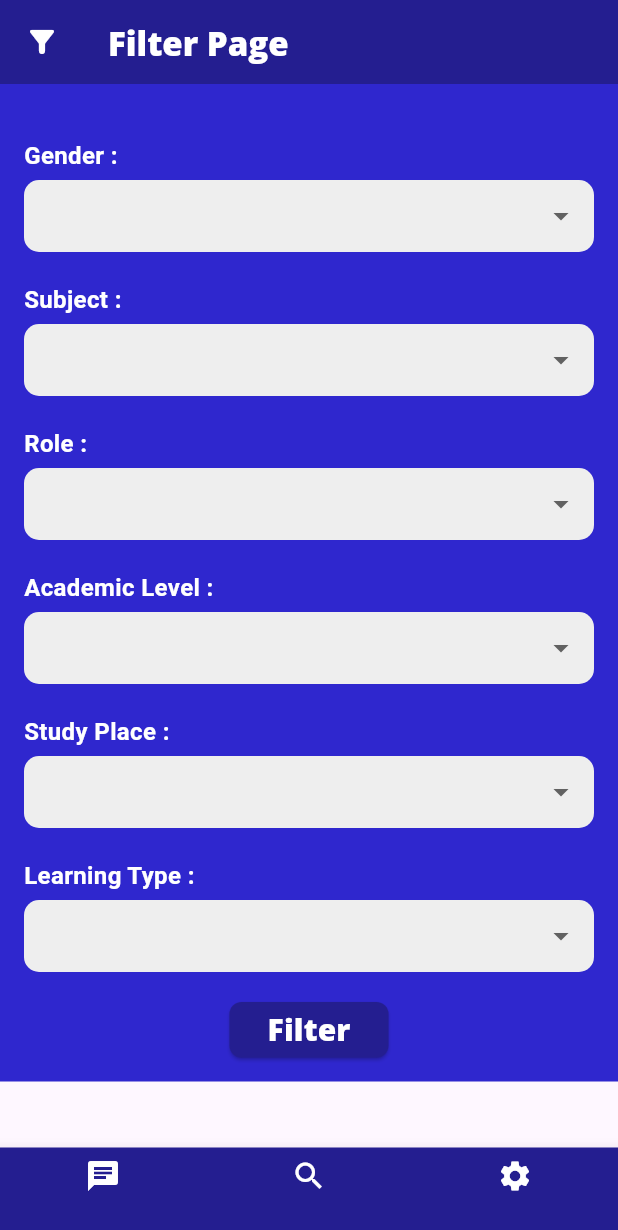
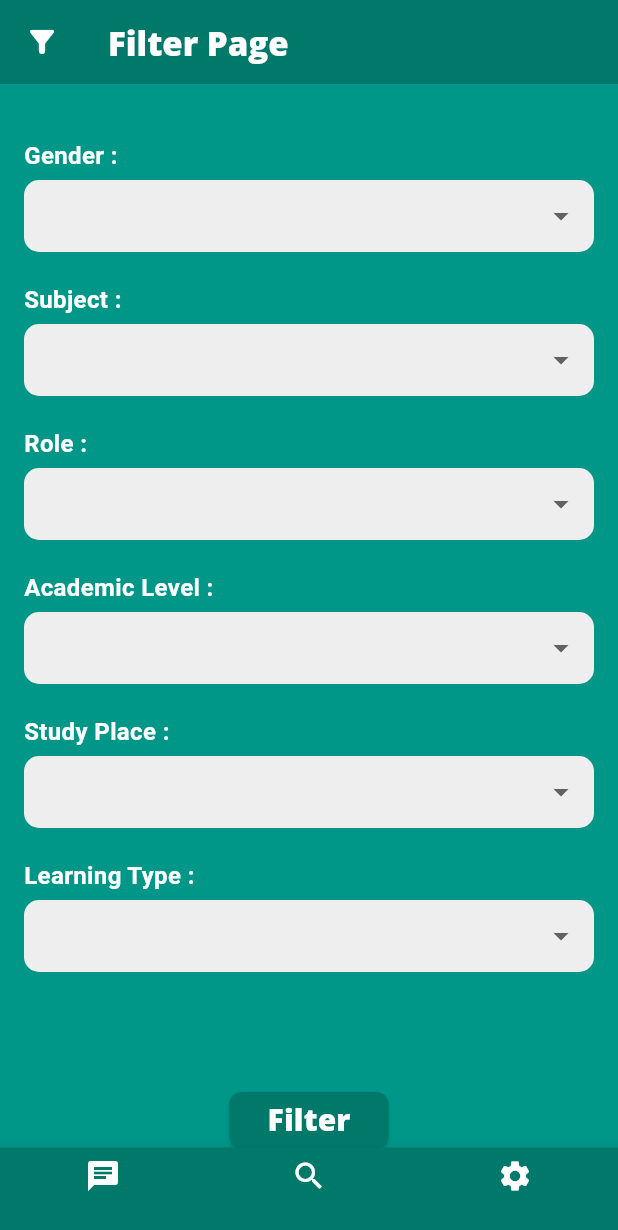
Before and after one commit to w1nx345/StudyHub_Frontend, a Flutter app: the FilterPage screen opened directly, on a phone screen of 412 x 824 dp. Shown: the top 1230 px of the screen. Run offline on Flutter 3.47's test engine with Material 3 defaults, Android fonts, the phone set to English and light mode, and no system bars; our stand-ins replace bubble, flutter_card_swiper, flutter_chat_types, flutter_chat_ui, flutter_secure_storage, google_fonts and 2 more; missing offline and left inert: learn_hub; accounts and stored records are empty; network calls fail; statements that could not run were skipped.

Commit message:
ganti warna

```diff
--- a/lib/pages/filter_page.dart
+++ b/lib/pages/filter_page.dart
@@ -122,7 +122,7 @@ class _FilterPageState extends State<FilterPage> {
             fontWeight: FontWeight.w800,
           ),
         ),
-        backgroundColor: Color(0xFF241E90),
+        backgroundColor: Color(0xFF00796B),
         leading: Icon(
           color: Colors.white,
           Icons.filter_alt_rounded,
@@ -130,7 +130,7 @@ class _FilterPageState extends State<FilterPage> {
       ),
       body: SingleChildScrollView(
         child: Container(
-          color: Color(0xFF2F27CE),
+          color: Color(0xFF009688),
           padding: EdgeInsets.all(16.0),
           child: Column(
             crossAxisAlignment: CrossAxisAlignment.start,
@@ -171,7 +171,7 @@ class _FilterPageState extends State<FilterPage> {
                   selectedLearningType = value;
                 });
               }),
-              SizedBox(height: 20),
+              SizedBox(height: 80),
               Center(
                 child: SizedBox(
                   width: 106,
@@ -179,7 +179,7 @@ class _FilterPageState extends State<FilterPage> {
                   child: ElevatedButton(
                     onPressed: userFilter,
                     style: ElevatedButton.styleFrom(
-                      backgroundColor: Color(0xFF241E90),
+                      backgroundColor: Color(0xFF00796B),
                       shape: RoundedRectangleBorder(
                         borderRadius: BorderRadius.circular(8),
                       ),
@@ -201,7 +201,7 @@ class _FilterPageState extends State<FilterPage> {
         ),
       ),
       bottomNavigationBar: BottomNavigationBar(
-        backgroundColor: Color(0xFF241E90),
+        backgroundColor: Color(0xFF00796B),
         items: const [
           BottomNavigationBarItem(
             icon: Icon(Icons.chat, color: Colors.white),
--- a/lib/pages/main.dart
+++ b/lib/pages/main.dart
@@ -1,12 +1,12 @@
 import 'package:flutter/material.dart';
 import 'package:learn_hub/pages/chatlist_page.dart';
 import 'package:learn_hub/pages/filter_page.dart';
+import 'package:learn_hub/pages/search_page.dart';
 import 'package:learn_hub/pages/splash_screen.dart';
 import 'package:learn_hub/pages/chat_Page.dart';
 import 'package:learn_hub/pages/settings_page.dart';
-import 'login_page.dart';
 import 'package:learn_hub/pages/profile_page.dart';
-import 'package:learn_hub/pages/search.dart';
+import 'package:learn_hub/pages/search_page.dart';
 import 'package:learn_hub/pages/register_page.dart';
 void main() {
   runApp(const MyApp());
--- a/lib/pages/profile_page.dart
+++ b/lib/pages/profile_page.dart
@@ -179,7 +179,7 @@ class _ProfilePageContentState extends State<ProfilePageContent> {
             child: Icon(Icons.person, size: 40, color: Color(0xFF241E90)),
           ),
         ),
-        backgroundColor: const Color(0xFF241E90),
+        backgroundColor: const Color(0xFF00796B),
       ),
       body: SingleChildScrollView(
         child: Center(
@@ -296,9 +296,9 @@ class _ProfilePageContentState extends State<ProfilePageContent> {
           ),
         ),
       ),
-      backgroundColor: const Color(0xFF2F27CE),
+      backgroundColor: const Color(0xFF009688),
       bottomNavigationBar: BottomNavigationBar(
-        backgroundColor: const Color(0xFF241E90),
+        backgroundColor: const Color(0xFF00796B),
         items: const [
           BottomNavigationBarItem(
             icon: Icon(Icons.chat, color: Colors.white),
--- a/lib/pages/register_page.dart
+++ b/lib/pages/register_page.dart
@@ -70,7 +70,7 @@ class _SignUpState extends State<SignUpPage> {
   @override
   Widget build(BuildContext context) {
     return Scaffold(
-      backgroundColor: const Color(0xFF2F27CE),
+      backgroundColor: const Color(0xFF00796B),
       body: Center(
         child: SingleChildScrollView(
           padding: const EdgeInsets.only(bottom: 152.0),
@@ -155,7 +155,7 @@ class _SignUpState extends State<SignUpPage> {
                       },
                       child: const Text("Join Now"),
                       style: ButtonStyle(
-                        backgroundColor: MaterialStateProperty.all(Color(0x241E90)),
+                        backgroundColor: MaterialStateProperty.all(Color(0xFF009688)),
                         foregroundColor: MaterialStateProperty.all(Colors.white),
                       ),
                     ),
--- a/lib/pages/settings_page.dart
+++ b/lib/pages/settings_page.dart
@@ -21,9 +21,9 @@ class SettingsPage extends StatelessWidget {
           ),
         ),
         leading: Icon(Icons.settings, size: 40, color: Colors.white),
-        backgroundColor: Color(0xFF241E90),
+        backgroundColor: Color(0xFF00796B),
       ),
-      backgroundColor: Color(0xFF2F27CE),
+      backgroundColor: Color(0xFF009688),
       body: Center(
         child: Container(
           constraints: const BoxConstraints(maxWidth: 400),
@@ -123,7 +123,7 @@ class SettingsPage extends StatelessWidget {
         ),
       ),
       bottomNavigationBar: BottomNavigationBar(
-        backgroundColor: Color(0xFF241E90),
+        backgroundColor: Color(0xFF00796B),
         items: const [
           BottomNavigationBarItem(
             icon: Icon(Icons.chat, color: Colors.white),
```
Also changed, not shown: lib/pages/chat_page.dart (+5 -5 lines), lib/pages/chatlist_page.dart (+16 -13 lines), lib/pages/login_page.dart (+4 -4 lines), lib/pages/search_page.dart (+4 -4 lines), lib/pages/splash_screen.dart (+8 -6 lines).
